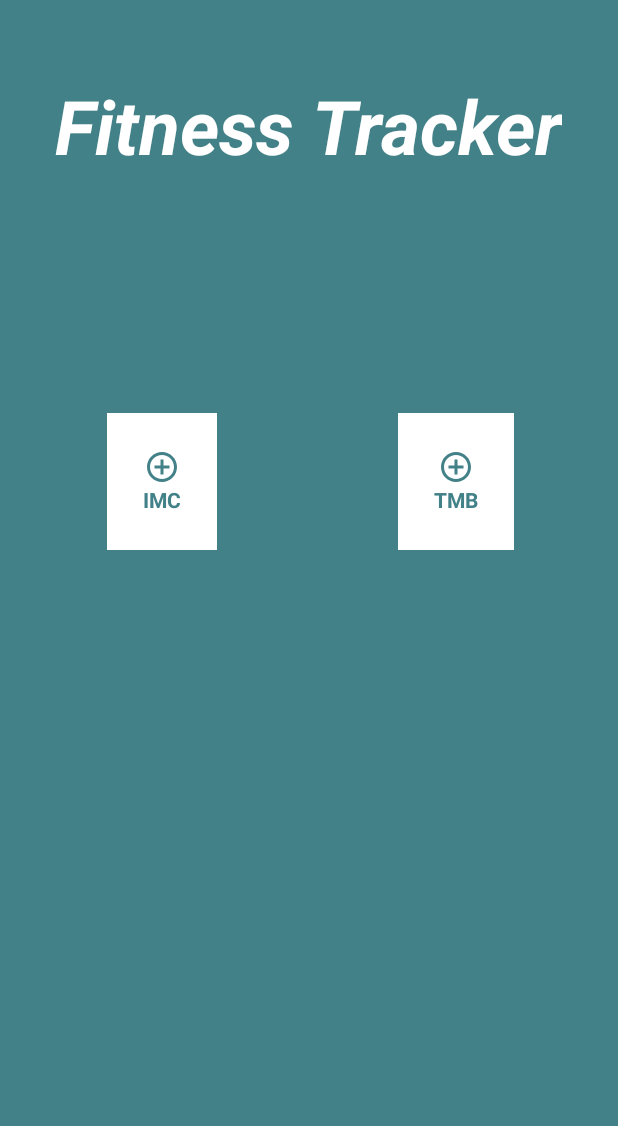
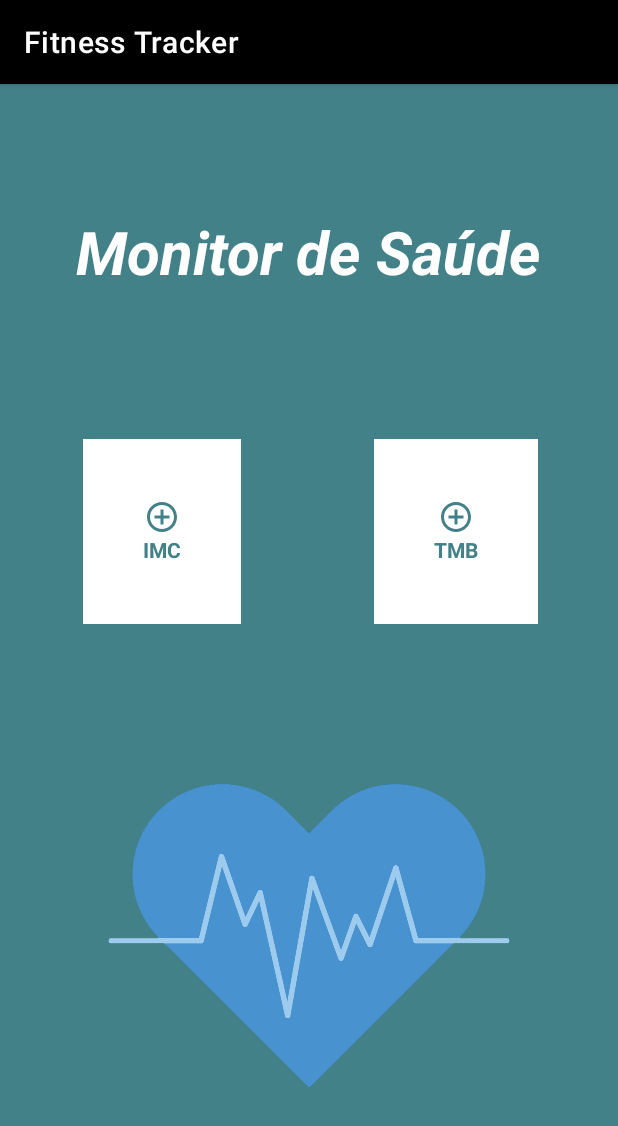
Before and after one commit to SAANDRIN/App_FitnessTracker, an Android app: the screen it shows after launch (MainActivity), on a phone screen of 412 x 824 dp. Shown: the top 1126 px of the screen. Run offline under Robolectric (Android 15) with nearby library versions, the phone set to English and light mode, and no system bars; our stand-ins replace Room's generated code.

Commit message:
Finalizando layout e adicionando a ActionBar

```diff
--- a/app/src/main/java/co/tiagoaguiar/fitnesstracker/model/CalcDao.kt
+++ b/app/src/main/java/co/tiagoaguiar/fitnesstracker/model/CalcDao.kt
@@ -13,4 +13,6 @@ interface CalcDao {
     @Query("SELECT * FROM Calc WHERE type = :type")
     fun getRegisterByType(type: String) : List<Calc>
 
+
+
 }
--- a/app/src/main/res/drawable/rounded_button.xml
+++ b/app/src/main/res/drawable/rounded_button.xml
@@ -2,9 +2,5 @@
 <shape xmlns:android="http://schemas.android.com/apk/res/android">
     <solid android:color="@color/white" />
     <corners android:radius="24dp" />
-    <padding
-        android:left="10dp"
-        android:top="10dp"
-        android:right="10dp"
-        android:bottom="10dp" />
+
 </shape>
--- a/app/src/main/res/layout/activity_main.xml
+++ b/app/src/main/res/layout/activity_main.xml
@@ -10,25 +10,38 @@
     tools:context=".MainActivity">
 
     <TextView
-        android:layout_marginTop="50dp"
+        android:layout_marginTop="35dp"
         android:layout_marginStart="8dp"
         android:layout_marginEnd="8dp"
         android:textColor="@color/white"
-        android:text="Fitness Tracker"
+        android:text="Monitor de Saúde"
         android:textStyle="bold|italic"
-        android:textSize="50dp"
+        android:textSize="40dp"
         android:layout_width="wrap_content"
         android:layout_height="wrap_content" />
 
 
+
     <androidx.recyclerview.widget.RecyclerView
         android:id="@+id/rv_main"
-        android:layout_marginTop="150dp"
+        android:layout_marginTop="90dp"
         android:paddingStart="10dp"
         android:paddingEnd="10dp"
         android:layout_width="match_parent"
-        android:layout_height="match_parent"
+        android:layout_height="wrap_content"
         tools:listitem="@layout/main_item"
-        tools:itemCount="5" />
+        tools:itemCount="2" />
+
+    <ImageView
+
+        android:layout_marginTop="50dp"
+        android:layout_marginStart="8dp"
+        android:layout_marginEnd="8dp"
+        android:layout_width="300dp"
+        android:layout_height="300dp"
+        android:src="@drawable/heart_beat"
+        />
+
+
 
 </LinearLayout>
--- a/app/src/main/res/layout/main_item.xml
+++ b/app/src/main/res/layout/main_item.xml
@@ -12,7 +12,7 @@
         android:background="@drawable/rounded_button"
         android:gravity="center"
         android:orientation="vertical"
-        android:padding="24dp"
+        android:padding="40dp"
         android:layout_margin="8dp"
         app:layout_constraintTop_toTopOf="parent"
         app:layout_constraintBottom_toBottomOf="parent"
--- a/app/src/main/res/values/colors.xml
+++ b/app/src/main/res/values/colors.xml
@@ -10,4 +10,5 @@
     <color name="colorLightGray">#DFDEDE</color>
     <color name="blue">#438188</color>
     <color name="gray">#97A7A8</color>
+    <color name="blue2">#5873D5</color>
 </resources>
--- a/app/src/main/res/values/themes.xml
+++ b/app/src/main/res/values/themes.xml
@@ -1,8 +1,8 @@
 <resources xmlns:tools="http://schemas.android.com/tools">
     <!-- Base application theme. -->
-    <style name="Theme.FitnessTracker" parent="Theme.MaterialComponents.DayNight.NoActionBar">
+    <style name="Theme.FitnessTracker" parent="Theme.MaterialComponents.DayNight.DarkActionBar">
         <!-- Primary brand color. -->
-        <item name="colorPrimary">@color/purple_500</item>
+        <item name="colorPrimary">@color/black</item>
         <item name="colorPrimaryVariant">@color/purple_700</item>
         <item name="colorOnPrimary">@color/white</item>
         <!-- Secondary brand color. -->
```
Also changed, not shown: app/src/main/res/drawable/heart_beat.png (added).
